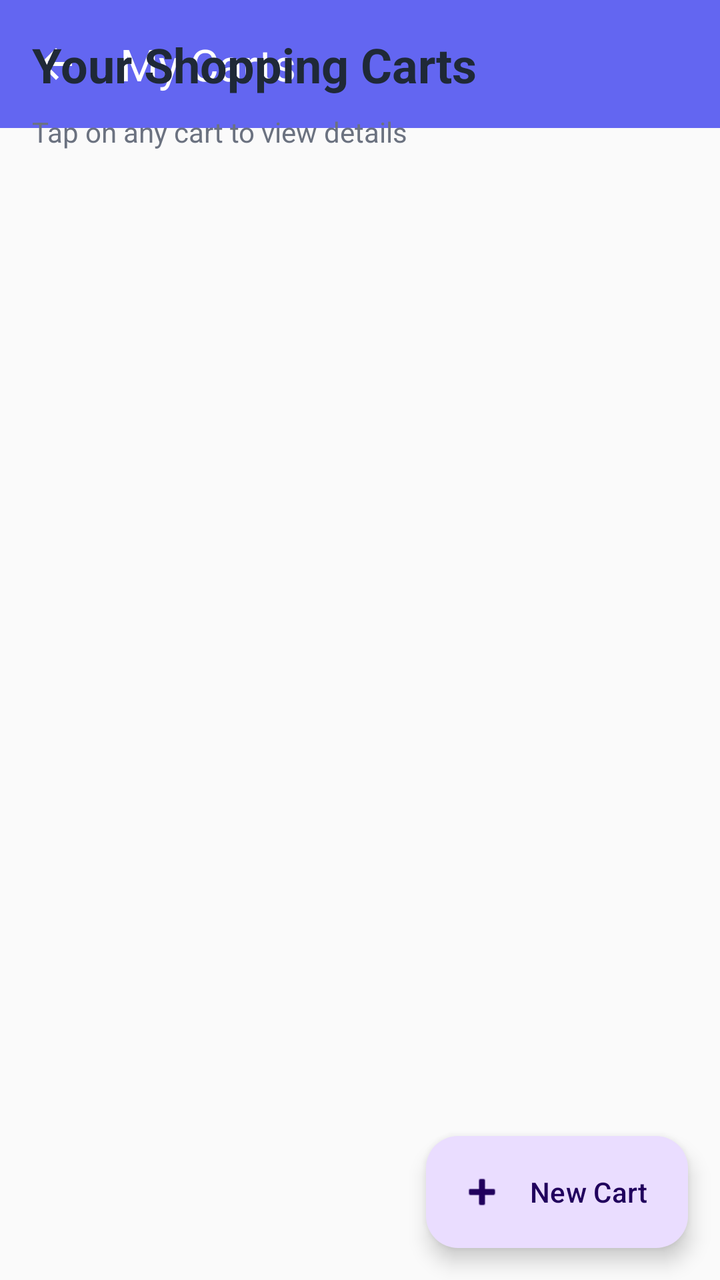
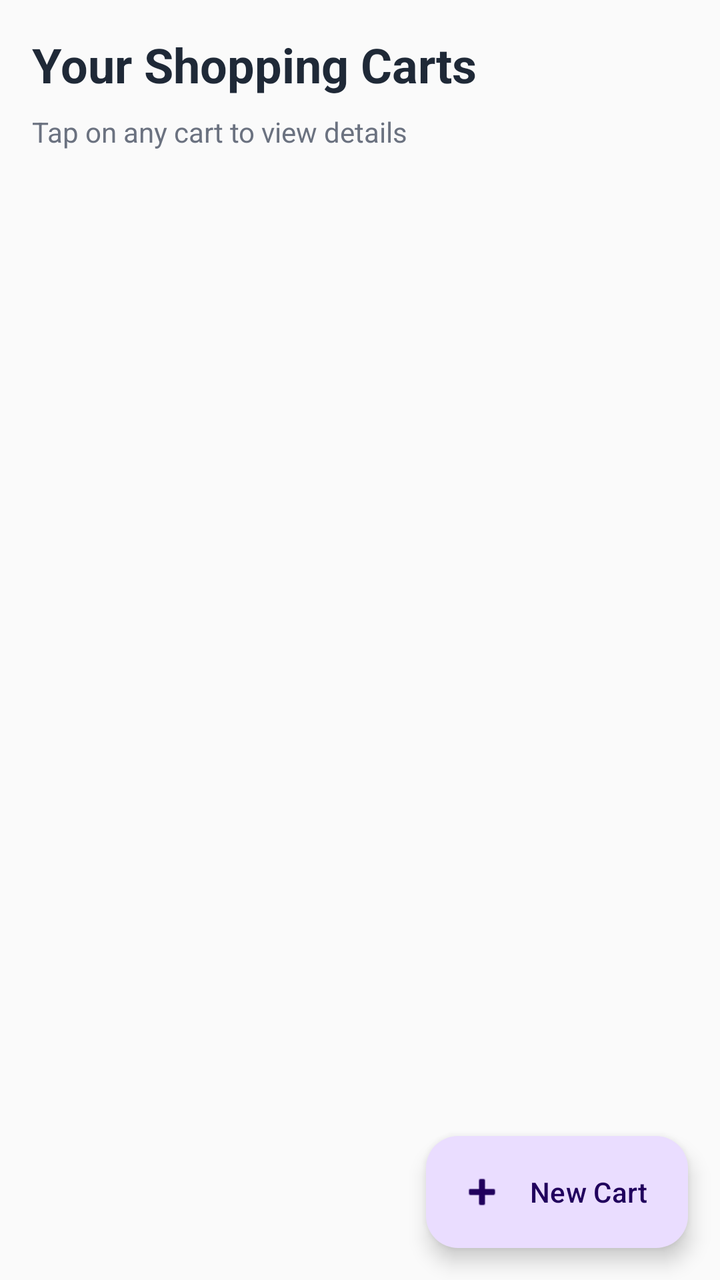

Two renders of the same Android screen: before a commit and after it. Below are the layout's source before the change and the commit's diff.
<!-- AndroidManifest.xml: application theme Theme.TestApp -->
<!-- res/layout/fragment_my_carts.xml -->
<?xml version="1.0" encoding="utf-8"?>
<androidx.coordinatorlayout.widget.CoordinatorLayout xmlns:android="http://schemas.android.com/apk/res/android"
    xmlns:app="http://schemas.android.com/apk/res-auto"
    xmlns:tools="http://schemas.android.com/tools"
    android:id="@+id/main"
    android:layout_width="match_parent"
    android:layout_height="match_parent"
    android:background="?attr/android:colorBackground"
    tools:context=".screens.MyCartsActivity">

    <com.google.android.material.appbar.AppBarLayout
        android:layout_width="match_parent"
        android:layout_height="wrap_content"
        android:theme="@style/ThemeOverlay.AppCompat.Dark.ActionBar">

        <androidx.appcompat.widget.Toolbar
            android:id="@+id/toolbar"
            android:layout_width="match_parent"
            android:layout_height="?attr/actionBarSize"
            android:background="?attr/colorPrimary"
            app:popupTheme="@style/ThemeOverlay.AppCompat.Light"
            app:title="My Carts"
            app:navigationIcon="?attr/homeAsUpIndicator" />

    </com.google.android.material.appbar.AppBarLayout>

    <androidx.constraintlayout.widget.ConstraintLayout
        android:layout_width="match_parent"
        android:layout_height="match_parent"
>

        <LinearLayout
            android:id="@+id/header_layout"
            android:layout_width="match_parent"
            android:layout_height="wrap_content"
            android:orientation="vertical"
            android:padding="16dp"
            app:layout_constraintEnd_toEndOf="parent"
            app:layout_constraintStart_toStartOf="parent"
            app:layout_constraintTop_toTopOf="parent">

            <TextView
                android:layout_width="wrap_content"
                android:layout_height="wrap_content"
                android:text="Your Shopping Carts"
                android:textSize="24sp"
                android:textStyle="bold"
                android:textColor="?attr/colorOnBackground"
                android:layout_marginBottom="8dp" />

            <TextView
                android:layout_width="wrap_content"
                android:layout_height="wrap_content"
                android:text="Tap on any cart to view details"
                android:textSize="14sp"
                android:textColor="?attr/colorOnSurfaceVariant" />

        </LinearLayout>

        <androidx.recyclerview.widget.RecyclerView
            android:id="@+id/recycler_view_carts"
            android:layout_width="0dp"
            android:layout_height="0dp"
            android:padding="16dp"
            android:clipToPadding="false"
            app:layout_constraintBottom_toBottomOf="parent"
            app:layout_constraintEnd_toEndOf="parent"
            app:layout_constraintStart_toStartOf="parent"
            app:layout_constraintTop_toBottomOf="@+id/header_layout"
            tools:listitem="@layout/row_cart" />

        <LinearLayout
            android:id="@+id/empty_state"
            android:layout_width="wrap_content"
            android:layout_height="wrap_content"
            android:orientation="vertical"
            android:gravity="center"
            android:visibility="gone"
            app:layout_constraintBottom_toBottomOf="parent"
            app:layout_constraintEnd_toEndOf="parent"
            app:layout_constraintStart_toStartOf="parent"
            app:layout_constraintTop_toTopOf="parent">

            <ImageView
                android:layout_width="120dp"
                android:layout_height="120dp"
                android:src="@drawable/ic_launcher"
                android:alpha="0.3"
                android:layout_marginBottom="16dp" />

            <TextView
                android:layout_width="wrap_content"
                android:layout_height="wrap_content"
                android:text="No Carts Yet"
                android:textSize="20sp"
                android:textStyle="bold"
                android:textColor="?attr/colorOnSurfaceVariant"
                android:layout_marginBottom="8dp" />

            <TextView
                android:layout_width="wrap_content"
                android:layout_height="wrap_content"
                android:text="Create your first cart to get started"
                android:textSize="14sp"
                android:textColor="?attr/colorOnSurfaceVariant"
                android:gravity="center" />

        </LinearLayout>

        <ProgressBar
            android:id="@+id/my_cart_progress_bar"
            android:layout_width="wrap_content"
            android:layout_height="wrap_content"
            android:layout_margin="16dp"
            android:visibility="gone"
            app:layout_constraintBottom_toBottomOf="parent"
            app:layout_constraintEnd_toEndOf="parent"
            app:layout_constraintStart_toStartOf="parent"
            app:layout_constraintTop_toTopOf="parent"
            tools:visibility="visible" />

    </androidx.constraintlayout.widget.ConstraintLayout>

    <com.google.android.material.floatingactionbutton.ExtendedFloatingActionButton
        android:id="@+id/fab_add_cart"
        android:layout_width="wrap_content"
        android:layout_height="wrap_content"
        android:layout_gravity="bottom|end"
        android:layout_margin="16dp"
        android:text="New Cart"
        app:icon="@android:drawable/ic_input_add" />

</androidx.coordinatorlayout.widget.CoordinatorLayout>
<!-- res/layout/row_cart.xml (included above) -->
<?xml version="1.0" encoding="utf-8"?>
<com.google.android.material.card.MaterialCardView xmlns:android="http://schemas.android.com/apk/res/android"
    xmlns:app="http://schemas.android.com/apk/res-auto"
    android:layout_width="match_parent"
    android:layout_height="wrap_content"
    android:layout_marginHorizontal="8dp"
    android:layout_marginVertical="4dp"
    app:cardCornerRadius="12dp"
    app:cardElevation="2dp"
    android:clickable="true"
    android:focusable="true"
    android:foreground="?attr/selectableItemBackground">

    <LinearLayout
        android:layout_width="match_parent"
        android:layout_height="wrap_content"
        android:orientation="horizontal"
        android:padding="16dp"
        android:gravity="center_vertical">

        <LinearLayout
            android:layout_width="0dp"
            android:layout_height="wrap_content"
            android:layout_weight="1"
            android:orientation="vertical"
            android:layout_marginEnd="16dp">

            <TextView
                android:id="@+id/tv_item_cart_name"
                android:layout_width="wrap_content"
                android:layout_height="wrap_content"
                android:text="Cart Name"
                android:textSize="16sp"
                android:textStyle="bold"
                android:textColor="?attr/colorOnSurface"
                android:layout_marginBottom="4dp" />

            <TextView
                android:id="@+id/tv_item_cart_description"
                android:layout_width="wrap_content"
                android:layout_height="wrap_content"
                android:text="Cart Description"
                android:textSize="14sp"
                android:textColor="?attr/colorOnSurfaceVariant"
                android:layout_marginBottom="8dp" />

        </LinearLayout>

        <LinearLayout
            android:layout_width="wrap_content"
            android:layout_height="wrap_content"
            android:orientation="vertical"
            android:gravity="center"
            android:layout_marginStart="8dp">

            <TextView
                android:id="@+id/tv_item_cart_count"
                android:layout_width="wrap_content"
                android:layout_height="wrap_content"
                android:text="5"
                android:textSize="24sp"
                android:textStyle="bold"
                android:textColor="?attr/colorPrimary" />

            <TextView
                android:layout_width="wrap_content"
                android:layout_height="wrap_content"
                android:text="items"
                android:textSize="12sp"
                android:textColor="?attr/colorOnSurfaceVariant" />

        </LinearLayout>

        <ImageView
            android:layout_width="24dp"
            android:layout_height="24dp"
            android:src="@android:drawable/ic_menu_more"
            app:tint="#999999"
            android:layout_marginStart="16dp" />

    </LinearLayout>

</com.google.android.material.card.MaterialCardView>
<!-- resources referenced by this layout -->
<resources>
  <!-- drawable ic_launcher (drawable) -->
  <?xml version="1.0" encoding="utf-8"?>
  <adaptive-icon xmlns:android="http://schemas.android.com/apk/res/android">
    <background android:drawable="@mipmap/ic_launcher_adaptive_back"/>
    <foreground android:drawable="@mipmap/ic_launcher_adaptive_fore"/>
  </adaptive-icon>
  <style name="Theme.TestApp" parent="Base.Theme.TestApp" />
  <style name="Base.Theme.TestApp" parent="Theme.Material3.DayNight.NoActionBar">
          <item name="colorPrimary">@color/primary</item>
          <item name="colorPrimaryVariant">@color/primary_variant</item>
          <item name="colorOnPrimary">@color/on_primary</item>
          
          <item name="colorSecondary">@color/secondary</item>
          <item name="colorSecondaryVariant">@color/secondary_variant</item>
          <item name="colorOnSecondary">@color/on_secondary</item>
          
          <item name="android:colorBackground">@color/background</item>
          <item name="colorSurface">@color/surface</item>
          <item name="colorOnBackground">@color/on_background</item>
          <item name="colorOnSurface">@color/on_surface</item>
          
          <item name="colorError">@color/error</item>
          <item name="colorOnError">@color/on_error</item>
          
          <item name="colorOutline">@color/outline</item>
          <item name="colorSurfaceVariant">@color/surface_variant</item>
          <item name="colorOnSurfaceVariant">@color/on_surface_variant</item>
          
          <item name="android:statusBarColor">@color/primary</item>
          <item name="android:navigationBarColor">@color/surface</item>
          <item name="android:windowLightStatusBar">false</item>
          <item name="android:windowLightNavigationBar">true</item>
      </style>
  <color name="primary">#6366F1</color>
  <color name="primary_variant">#4F46E5</color>
  <color name="on_primary">#FFFFFF</color>
  <color name="secondary">#EC4899</color>
  <color name="secondary_variant">#DB2777</color>
  <color name="on_secondary">#FFFFFF</color>
  <color name="background">#FAFAFA</color>
  <color name="surface">#FFFFFF</color>
  <color name="on_background">#1F2937</color>
  <color name="on_surface">#1F2937</color>
  <color name="error">#EF4444</color>
  <color name="on_error">#FFFFFF</color>
  <color name="outline">#E5E7EB</color>
  <color name="surface_variant">#F3F4F6</color>
  <color name="on_surface_variant">#6B7280</color>
</resources>

<!-- the commit's change to res/layout/fragment_my_carts.xml (unified diff, before → after) -->
@@ -2,27 +2,10 @@
 <androidx.coordinatorlayout.widget.CoordinatorLayout xmlns:android="http://schemas.android.com/apk/res/android"
     xmlns:app="http://schemas.android.com/apk/res-auto"
     xmlns:tools="http://schemas.android.com/tools"
-    android:id="@+id/main"
     android:layout_width="match_parent"
     android:layout_height="match_parent"
     android:background="?attr/android:colorBackground"
-    tools:context=".screens.MyCartsActivity">
-
-    <com.google.android.material.appbar.AppBarLayout
-        android:layout_width="match_parent"
-        android:layout_height="wrap_content"
-        android:theme="@style/ThemeOverlay.AppCompat.Dark.ActionBar">
-
-        <androidx.appcompat.widget.Toolbar
-            android:id="@+id/toolbar"
-            android:layout_width="match_parent"
-            android:layout_height="?attr/actionBarSize"
-            android:background="?attr/colorPrimary"
-            app:popupTheme="@style/ThemeOverlay.AppCompat.Light"
-            app:title="My Carts"
-            app:navigationIcon="?attr/homeAsUpIndicator" />
-
-    </com.google.android.material.appbar.AppBarLayout>
+    tools:context=".screens.mycarts.MyCartsFragment">
 
     <androidx.constraintlayout.widget.ConstraintLayout
         android:layout_width="match_parent"
